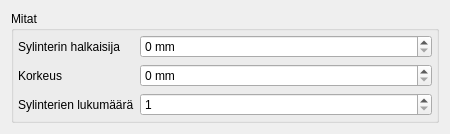
Before: the Qt Designer form src/editor/ui/cylinderblockform.ui in ruisleipa/kp2, drawn with Qt 5.
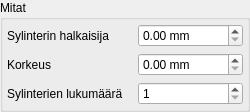
After: the same form once the commit is applied.

```diff
--- a/src/editor/ui/cylinderblockform.ui
+++ b/src/editor/ui/cylinderblockform.ui
@@ -6,13 +6,13 @@
    <rect>
     <x>0</x>
     <y>0</y>
-    <width>450</width>
-    <height>123</height>
+    <width>250</width>
+    <height>95</height>
    </rect>
   </property>
   <property name="minimumSize">
    <size>
-    <width>450</width>
+    <width>250</width>
     <height>0</height>
    </size>
   </property>
@@ -23,6 +23,9 @@
    <double>1.000000000000000</double>
   </property>
   <layout class="QHBoxLayout" name="horizontalLayout">
+   <property name="margin">
+    <number>0</number>
+   </property>
    <item>
     <widget class="QGroupBox" name="groupBox">
      <property name="title">
@@ -37,23 +40,25 @@
       </property>
       <item row="0" column="0">
        <widget class="QLabel" name="label_4">
+        <property name="minimumSize">
+         <size>
+          <width>125</width>
+          <height>0</height>
+         </size>
+        </property>
         <property name="text">
          <string>Sylinterin halkaisija</string>
         </property>
        </widget>
       </item>
-      <item row="0" column="1">
-       <widget class="QSpinBox" name="boreField">
-        <property name="suffix">
-         <string> mm</string>
-        </property>
-        <property name="maximum">
-         <number>1000</number>
-        </property>
-       </widget>
-      </item>
       <item row="1" column="0">
        <widget class="QLabel" name="label_5">
+        <property name="minimumSize">
+         <size>
+          <width>125</width>
+          <height>0</height>
+         </size>
+        </property>
         <property name="toolTip">
          <string>Etäisyys lohkon yläreunasta kampiakselin keskikohtaan</string>
         </property>
@@ -62,18 +67,14 @@
         </property>
        </widget>
       </item>
-      <item row="1" column="1">
-       <widget class="QSpinBox" name="heightField">
-        <property name="suffix">
-         <string> mm</string>
-        </property>
-        <property name="maximum">
-         <number>1000</number>
-        </property>
-       </widget>
-      </item>
       <item row="2" column="0">
        <widget class="QLabel" name="label_3">
+        <property name="minimumSize">
+         <size>
+          <width>125</width>
+          <height>0</height>
+         </size>
+        </property>
         <property name="text">
          <string>Sylinterien lukumäärä</string>
         </property>
@@ -89,6 +90,26 @@
         </property>
        </widget>
       </item>
+      <item row="0" column="1">
+       <widget class="QDoubleSpinBox" name="boreField">
+        <property name="suffix">
+         <string> mm</string>
+        </property>
+        <property name="maximum">
+         <double>1000.000000000000000</double>
+        </property>
+       </widget>
+      </item>
+      <item row="1" column="1">
+       <widget class="QDoubleSpinBox" name="heightField">
+        <property name="suffix">
+         <string> mm</string>
+        </property>
+        <property name="maximum">
+         <double>1000.000000000000000</double>
+        </property>
+       </widget>
+      </item>
      </layout>
     </widget>
    </item>
```
